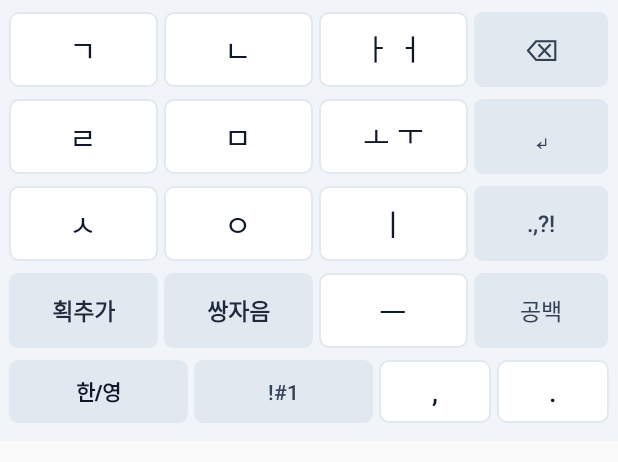
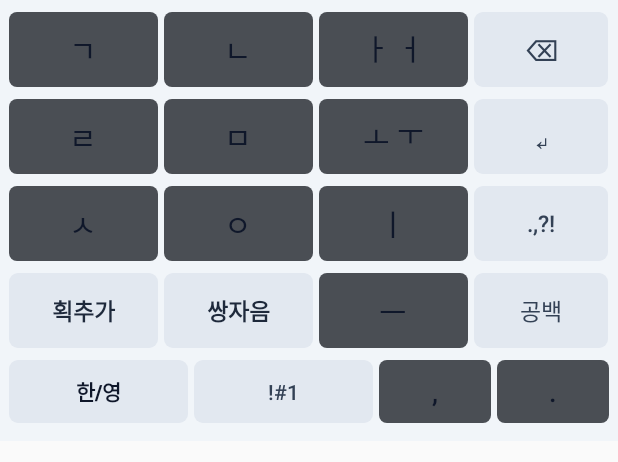
Before and after one commit to manhaam/narakey, an Android app: the layout keyboard_view.xml on its own in the app's theme, with its tools: preview values and no code run, on a phone screen of 412 x 824 dp. Shown: the top 462 px of the screen. Run offline under Robolectric (Android 15) with nearby library versions, the phone set to English and light mode, and no system bars.

Commit message:
Update key_bg.xml

```diff
--- a/app/src/main/res/drawable/key_bg.xml
+++ b/app/src/main/res/drawable/key_bg.xml
@@ -1,11 +1,10 @@
 <?xml version="1.0" encoding="utf-8"?>
 <ripple xmlns:android="http://schemas.android.com/apk/res/android"
-    android:color="#CBD5E1">
+    android:color="#64748B">
     <item>
         <shape android:shape="rectangle">
-            <solid android:color="#FFFFFF" />
-            <corners android:radius="6dp" />
-            <stroke android:width="1dp" android:color="#E2E8F0" />
+            <solid android:color="#4A4E54" />
+            <corners android:radius="5dp" />
         </shape>
     </item>
 </ripple>
```
